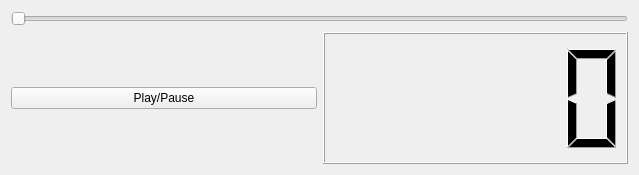
First picture: the form in Utils/py/logreader/LogPlayer.ui, repository BerlinUnited/NaoTH, before the edit.
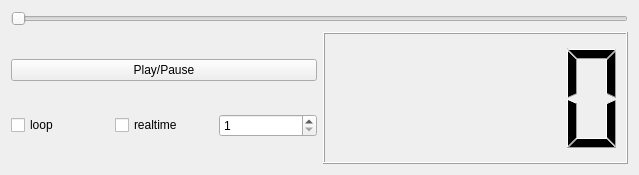
Second picture: the form after the edit.

Commit message: added real time option

Patch:
```diff
--- a/Utils/py/logreader/LogPlayer.ui
+++ b/Utils/py/logreader/LogPlayer.ui
@@ -29,11 +29,46 @@
      <item>
       <layout class="QHBoxLayout" name="horizontalLayout">
        <item>
-        <widget class="QPushButton" name="playButton">
-         <property name="text">
-          <string>Play/Pause</string>
-         </property>
-        </widget>
+        <layout class="QVBoxLayout" name="verticalLayout_3">
+         <item>
+          <widget class="QPushButton" name="playButton">
+           <property name="text">
+            <string>Play/Pause</string>
+           </property>
+          </widget>
+         </item>
+         <item>
+          <layout class="QHBoxLayout" name="horizontalLayout_2">
+           <item>
+            <widget class="QCheckBox" name="loopCheckBox">
+             <property name="text">
+              <string>loop</string>
+             </property>
+            </widget>
+           </item>
+           <item>
+            <widget class="QCheckBox" name="realTimeCheckBox">
+             <property name="text">
+              <string>realtime</string>
+             </property>
+            </widget>
+           </item>
+           <item>
+            <widget class="QSpinBox" name="multiplierBox">
+             <property name="toolTip">
+              <string>multiplier</string>
+             </property>
+             <property name="minimum">
+              <number>1</number>
+             </property>
+             <property name="maximum">
+              <number>10</number>
+             </property>
+            </widget>
+           </item>
+          </layout>
+         </item>
+        </layout>
        </item>
        <item>
         <widget class="QLCDNumber" name="frameCounter"/>
```
Left out of the diff: 6 changed lines with no effect on the pictures. The commit also changes 2 other files.
